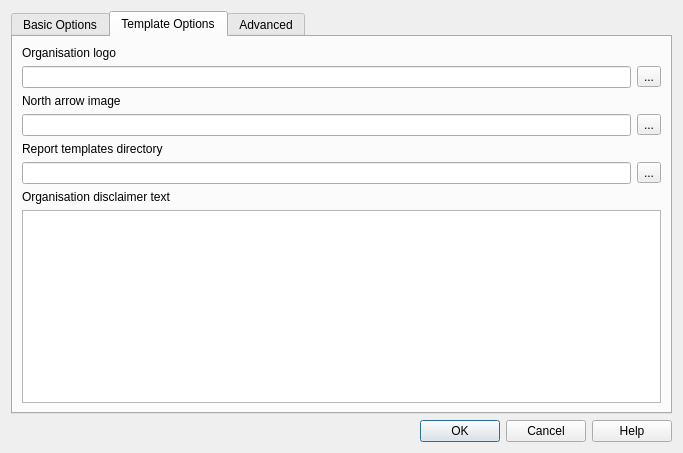
First picture: the form in safe_qgis/ui/options_dialog_base.ui, repository inasafe/inasafe, before the edit.
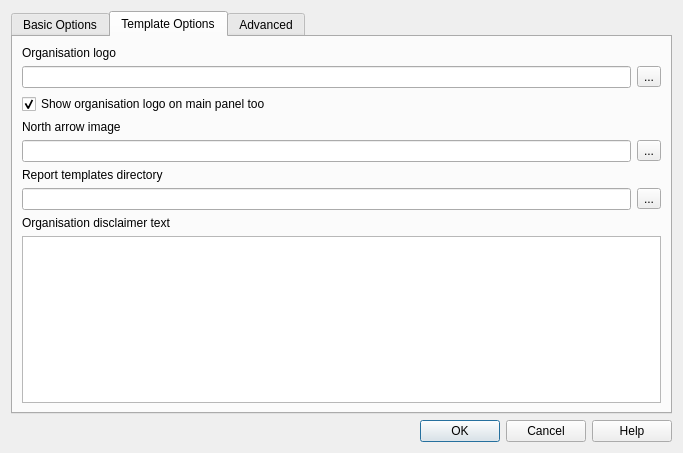
Second picture: the form after the edit. The open tabs and pages were chosen to show the change. Icons and pictures are not drawn.

Commit message: Fix #825 InaSAFE single branding - added option for whether to show organisation logo in dock. Default logo to BNPB logo. Layout tweaks for dock.

Diff of the .ui file:
```diff
--- a/safe_qgis/ui/options_dialog_base.ui
+++ b/safe_qgis/ui/options_dialog_base.ui
@@ -299,6 +299,9 @@
        <string>Template Options</string>
       </attribute>
       <layout class="QGridLayout" name="gridLayout_5">
+       <item row="8" column="0">
+        <widget class="QPlainTextEdit" name="txtDisclaimer"/>
+       </item>
        <item row="0" column="0">
         <widget class="QLabel" name="lblOrganisationLogo">
          <property name="enabled">
@@ -330,7 +333,7 @@
          </item>
         </layout>
        </item>
-       <item row="2" column="0">
+       <item row="3" column="0">
         <widget class="QLabel" name="lblNorthArrowPath">
          <property name="enabled">
           <bool>true</bool>
@@ -340,7 +343,7 @@
          </property>
         </widget>
        </item>
-       <item row="3" column="0">
+       <item row="4" column="0">
         <layout class="QHBoxLayout" name="horizontalLayout_8">
          <item>
           <widget class="QLineEdit" name="leNorthArrowPath">
@@ -361,7 +364,7 @@
          </item>
         </layout>
        </item>
-       <item row="4" column="0">
+       <item row="5" column="0">
         <widget class="QLabel" name="lblReportTemplate">
          <property name="enabled">
           <bool>true</bool>
@@ -371,7 +374,7 @@
          </property>
         </widget>
        </item>
-       <item row="5" column="0">
+       <item row="6" column="0">
         <layout class="QHBoxLayout" name="horizontalLayout_10">
          <item>
           <widget class="QLineEdit" name="leReportTemplatePath">
@@ -392,15 +395,22 @@
          </item>
         </layout>
        </item>
-       <item row="6" column="0">
+       <item row="7" column="0">
         <widget class="QLabel" name="label_2">
          <property name="text">
           <string>Organisation disclaimer text</string>
          </property>
         </widget>
        </item>
-       <item row="7" column="0">
-        <widget class="QPlainTextEdit" name="txtDisclaimer"/>
+       <item row="2" column="0">
+        <widget class="QCheckBox" name="organisation_on_dock_checkbox">
+         <property name="text">
+          <string>Show organisation logo on main panel too</string>
+         </property>
+         <property name="checked">
+          <bool>true</bool>
+         </property>
+        </widget>
        </item>
       </layout>
       <zorder>label_2</zorder>
```
Left out of the diff: 53 changed lines with no effect on the pictures. The commit also changes 6 other files.
